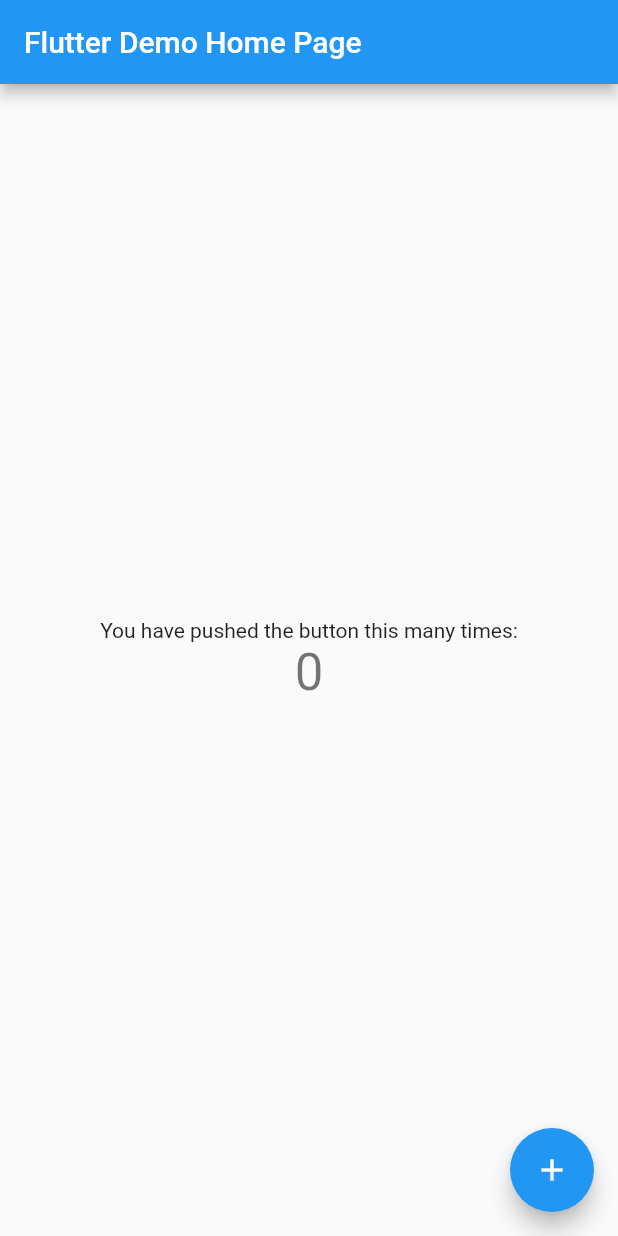
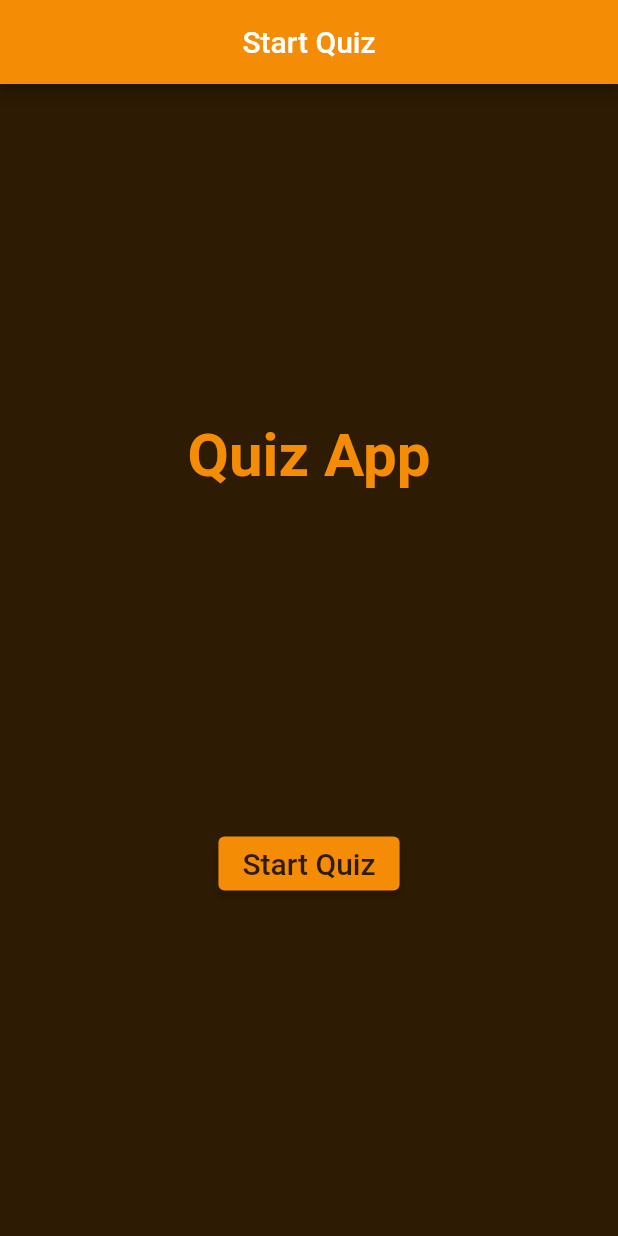
Before and after one commit to Avinash174/quizapp, a Flutter app: the screen it shows after launch, on a phone screen of 412 x 824 dp. Run offline on Flutter 3.47's test engine with Material 2 defaults, Android fonts, the phone set to English and light mode, and no system bars.

```diff
--- /dev/null
+++ b/lib/const.dart
@@ -0,0 +1,4 @@
+import 'package:flutter/material.dart';
+
+const backgroungColor=Color.fromRGBO(45, 27, 3, 1);
+const foregroundColor=Color.fromRGBO(244, 140, 6, 1);
--- a/lib/main.dart
+++ b/lib/main.dart
@@ -1,4 +1,5 @@
 import 'package:flutter/material.dart';
+import 'package:quizapp/start_quiz.dart';
 
 void main() {
   runApp(const MyApp());
@@ -11,6 +12,7 @@ class MyApp extends StatelessWidget {
   @override
   Widget build(BuildContext context) {
     return MaterialApp(
+      debugShowCheckedModeBanner: false,
       title: 'Flutter Demo',
       theme: ThemeData(
         // This is the theme of your application.
@@ -24,7 +26,7 @@ class MyApp extends StatelessWidget {
         // is not restarted.
         primarySwatch: Colors.blue,
       ),
-      home: const MyHomePage(title: 'Flutter Demo Home Page'),
+      home: const StartQuizScreen(),
     );
   }
 }
--- /dev/null
+++ b/lib/start_quiz.dart
@@ -0,0 +1,42 @@
+import 'package:flutter/material.dart';
+import 'package:quizapp/const.dart';
+
+class StartQuizScreen extends StatelessWidget {
+  const StartQuizScreen({Key? key}) : super(key: key);
+
+  @override
+  Widget build(BuildContext context) {
+    return Scaffold(
+      backgroundColor: backgroungColor,
+      appBar: AppBar(
+        title: Text("Start Quiz"),
+        centerTitle: true,
+        backgroundColor: foregroundColor,
+      ),
+      body: SizedBox(
+        width: double.infinity,
+        child: Column(
+          mainAxisAlignment: MainAxisAlignment.spaceEvenly,
+          children: [
+            Text(
+              "Quiz App",
+              style: TextStyle(
+                  color: foregroundColor,
+                  fontSize: 40,
+                  fontWeight: FontWeight.w600),
+            ),
+            ElevatedButton(
+                onPressed: () {},
+                style: ElevatedButton.styleFrom(
+                  primary: foregroundColor,
+                ),
+                child: Text(
+                  "Start Quiz",
+                  style: TextStyle(color: backgroungColor,fontSize: 20),
+                ))
+          ],
+        ),
+      ),
+    );
+  }
+}
--- a/pubspec.yaml
+++ b/pubspec.yaml
@@ -46,7 +46,7 @@ dev_dependencies:
   # activated in the `analysis_options.yaml` file located at the root of your
   # package. See that file for information about deactivating specific lint
   # rules and activating additional ones.
-  flutter_lints: ^2.0.0
+
 
 # For information on the generic Dart part of this file, see the
 # following page: https://dart.dev/tools/pub/pubspec
```
Also changed, not shown: pubspec.lock.
